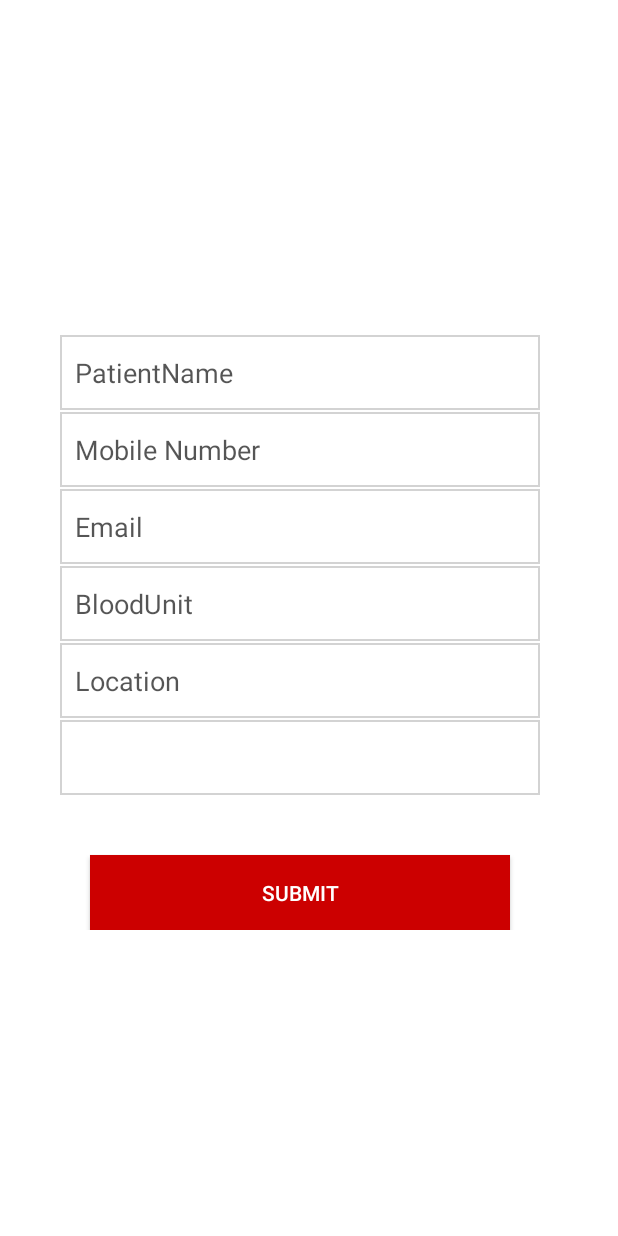
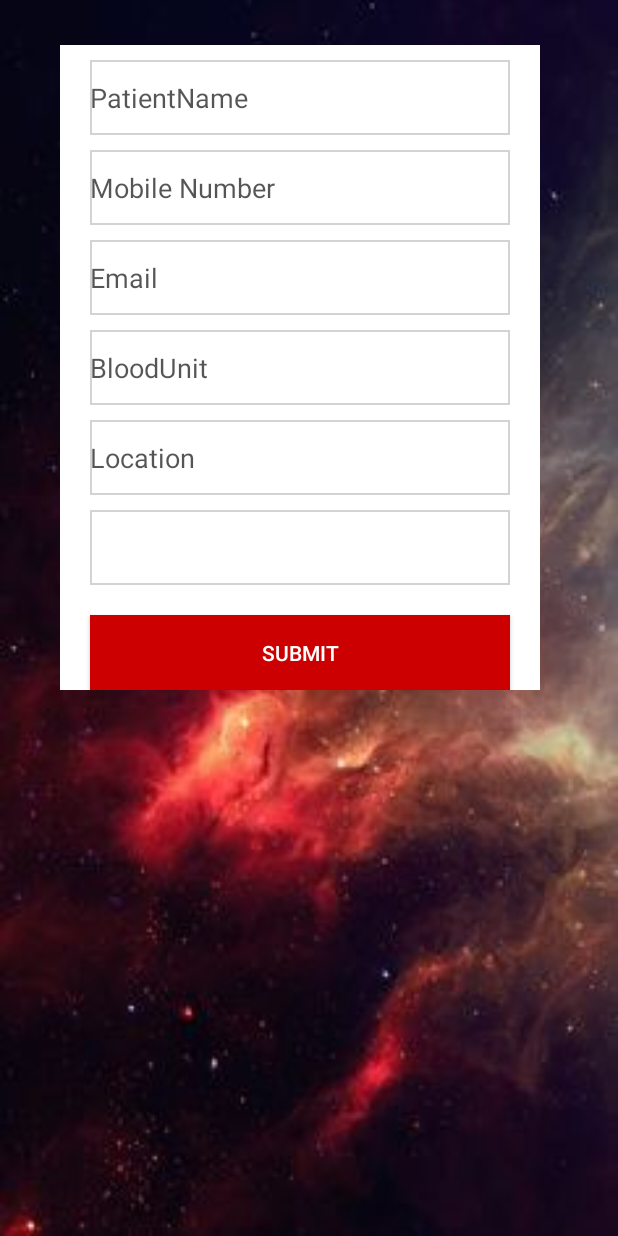
Before and after one commit to Nitijkatiyar/Lyfe, an Android app: the layout fragment_requestblood.xml on its own in the app's theme, with its tools: preview values and no code run, on a phone screen of 412 x 824 dp. Run offline under Robolectric (Android 15) with nearby library versions, the phone set to English and light mode, and no system bars.

Commit message:
updated request ui

```diff
--- a/Lyfe/app/src/main/res/layout/fragment_requestblood.xml
+++ b/Lyfe/app/src/main/res/layout/fragment_requestblood.xml
@@ -1,23 +1,22 @@
 <LinearLayout xmlns:android="http://schemas.android.com/apk/res/android"
     android:layout_width="match_parent"
     android:layout_height="match_parent"
-    android:background="@color/white"
+    android:background="@mipmap/abc"
     android:orientation="vertical">
 
 
     <ScrollView
-        android:layout_width="wrap_content"
+        android:layout_width="match_parent"
         android:layout_height="match_parent">
-
 
         <LinearLayout
             android:layout_width="320dp"
-            android:layout_height="wrap_content"
-            android:layout_gravity="center"
+            android:layout_height="1500dp"
             android:layout_marginLeft="40dp"
-            android:layout_marginTop="10dp"
             android:layout_marginRight="40dp"
+            android:layout_marginTop="30dp"
             android:gravity="center"
+            android:background="@color/white"
             android:orientation="vertical">
 
 
@@ -27,7 +26,9 @@
                 android:layout_height="50dp"
                 android:background="@drawable/edittext_style"
                 android:hint="PatientName"
-                android:paddingLeft="10dp"
+                android:layout_marginTop="10dp"
+                android:layout_marginRight="20dp"
+                android:layout_marginLeft="20dp"
                 android:singleLine="true"
                 android:textColor="@color/colorTextBlack"
                 android:textColorHint="@color/colorTextBlack" />
@@ -36,13 +37,15 @@
                 android:id="@+id/edittextMobileNumber"
                 android:layout_width="match_parent"
                 android:layout_height="50dp"
-                android:layout_marginTop="1dp"
+                android:layout_marginTop="10dp"
+                android:layout_marginRight="20dp"
+                android:layout_marginLeft="20dp"
                 android:background="@drawable/edittext_style"
                 android:hint="@string/mobile"
                 android:inputType="number"
                 android:maxLength="10"
-                android:paddingLeft="10dp"
                 android:singleLine="true"
+
                 android:textColor="@color/colorTextBlack"
                 android:textColorHint="@color/colorTextBlack" />
 
@@ -50,11 +53,12 @@
                 android:id="@+id/email"
                 android:layout_width="match_parent"
                 android:layout_height="50dp"
-                android:layout_marginTop="1dp"
+                android:layout_marginTop="10dp"
                 android:background="@drawable/edittext_style"
                 android:hint="@string/hint_email"
-                android:paddingLeft="10dp"
                 android:singleLine="true"
+                android:layout_marginRight="20dp"
+                android:layout_marginLeft="20dp"
                 android:textColor="@color/colorTextBlack"
                 android:textColorHint="@color/colorTextBlack" />
 
@@ -62,12 +66,13 @@
                 android:id="@+id/blood_unit"
                 android:layout_width="match_parent"
                 android:layout_height="50dp"
-                android:layout_marginTop="1dp"
+                android:layout_marginTop="10dp"
                 android:background="@drawable/edittext_style"
                 android:hint="BloodUnit"
                 android:inputType="number"
                 android:maxLength="2"
-                android:paddingLeft="10dp"
+                android:layout_marginRight="20dp"
+                android:layout_marginLeft="20dp"
                 android:singleLine="true"
                 android:textColor="@color/colorTextBlack"
                 android:textColorHint="@color/colorTextBlack" />
@@ -76,10 +81,11 @@
                 android:id="@+id/location"
                 android:layout_width="match_parent"
                 android:layout_height="50dp"
-                android:layout_marginTop="1dp"
+                android:layout_marginTop="10dp"
                 android:background="@drawable/edittext_style"
                 android:hint="Location"
-                android:paddingLeft="10dp"
+                android:layout_marginRight="20dp"
+                android:layout_marginLeft="20dp"
                 android:singleLine="true"
                 android:textColor="@color/colorTextBlack"
                 android:textColorHint="@color/colorTextBlack" />
@@ -88,9 +94,10 @@
                 android:id="@+id/spinnerBloodGroup"
                 android:layout_width="match_parent"
                 android:layout_height="50dp"
-                android:layout_marginTop="1dp"
+                android:layout_marginTop="10dp"
                 android:background="@drawable/edittext_style"
-                android:paddingLeft="10dp"
+                android:layout_marginRight="20dp"
+                android:layout_marginLeft="20dp"
                 android:spinnerMode="dialog"></Spinner>
 
             <Button
@@ -98,7 +105,7 @@
                 android:layout_width="280dp"
                 android:layout_height="50dp"
                 android:layout_gravity="center"
-                android:layout_marginTop="40dp"
+                android:layout_marginTop="20dp"
                 android:background="@color/progresslightcolor"
                 android:text="@string/action_submit"
                 android:textColor="@color/white" />
@@ -109,7 +116,4 @@
     </ScrollView>
 
 
-
-
-
 </LinearLayout>
```
Also changed, not shown: Lyfe/app/src/main/res/mipmap-hdpi/abc.jpg (added).
